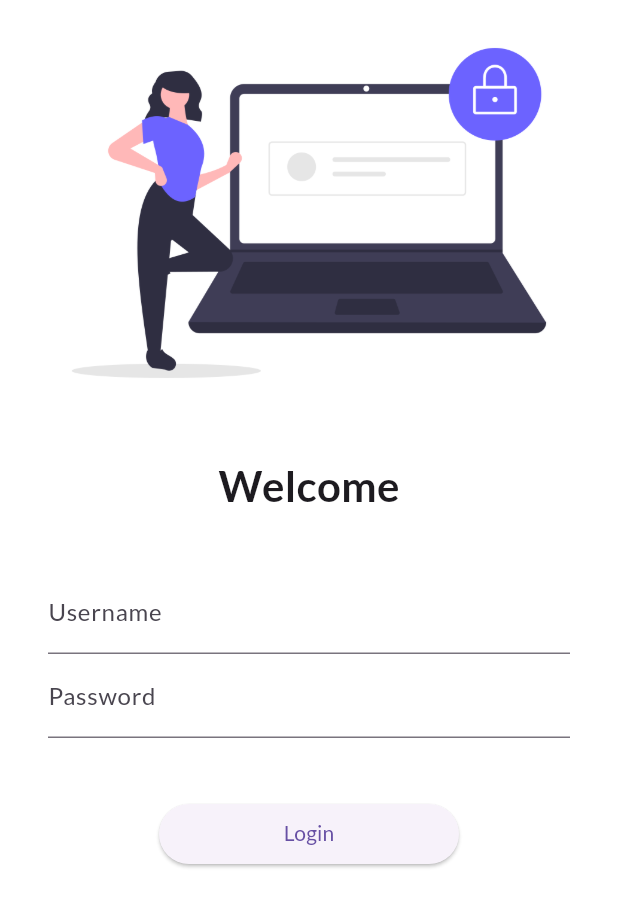
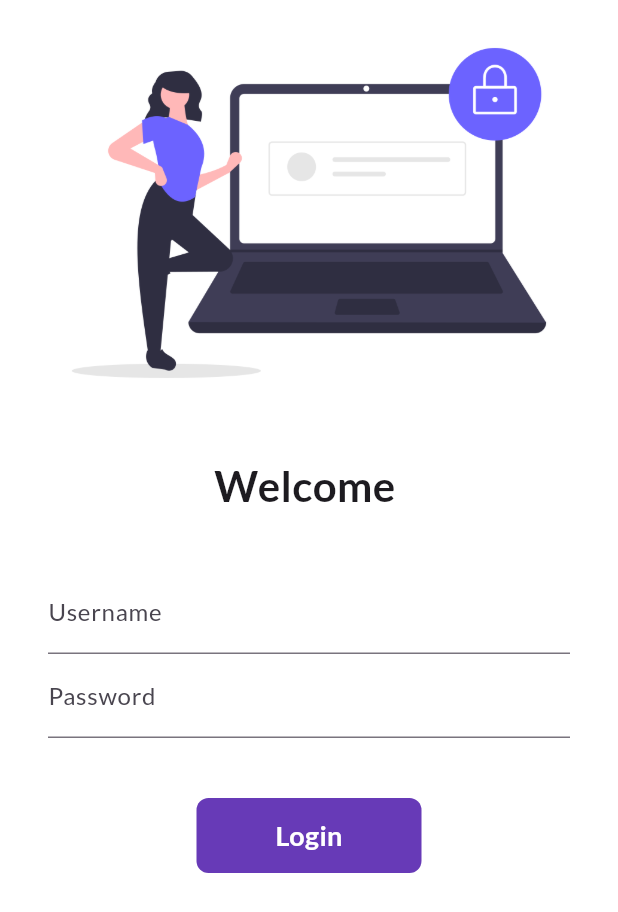
Before and after one commit to HarshilPatel-28/Flutter, a Flutter app: the screen it shows after launch, on a phone screen of 412 x 824 dp. Shown: the top 912 px of the screen. Run offline on Flutter 3.47's test engine with Material 3 defaults, Android fonts, the phone set to English and light mode, and no system bars; our stand-ins replace google_fonts.

Commit message:
Day-5 completed

```diff
--- a/lib/pages/login_page.dart
+++ b/lib/pages/login_page.dart
@@ -1,9 +1,16 @@
 import 'package:flutter/material.dart';
 import 'package:my_first_app/utils/routes.dart';
 
-class LoginPage extends StatelessWidget {
+class LoginPage extends StatefulWidget {
   const LoginPage({super.key});
 
+  @override
+  State<LoginPage> createState() => _LoginPageState();
+}
+
+class _LoginPageState extends State<LoginPage> {
+  String name = "";
+  bool changeButton = false;
   @override
   Widget build(BuildContext context) {
     return Material(
@@ -19,7 +26,7 @@ class LoginPage extends StatelessWidget {
               height: 20.0,
             ),
             Text(
-              "Welcome",
+              "Welcome $name",
               style: TextStyle(fontSize: 28, fontWeight: FontWeight.bold),
             ),
             SizedBox(
@@ -33,6 +40,10 @@ class LoginPage extends StatelessWidget {
                   TextFormField(
                     decoration: InputDecoration(
                         hintText: "Enter username", labelText: "Username"),
+                    onChanged: (value) => {
+                      name = value,
+                      setState(() {}),
+                    },
                   ),
                   TextFormField(
                     obscureText: true,
@@ -42,13 +53,47 @@ class LoginPage extends StatelessWidget {
                   SizedBox(
                     height: 40.0,
                   ),
-                  ElevatedButton(
-                    child: Text("Login"),
-                    style: TextButton.styleFrom(minimumSize: Size(200, 40)),
-                    onPressed: () {
+
+                  InkWell(
+                    onTap: () async {
+                      setState(() {
+                        changeButton = true;
+                      });
+                      await Future.delayed(Duration(seconds: 1));
                       Navigator.pushNamed(context, MyRoutes.homeRoute);
                     },
-                  )
+                    child: AnimatedContainer(
+                      duration: Duration(seconds: 1),
+                      width: changeButton ? 50 : 150,
+                      height: 50,
+                      alignment: Alignment.center,
+                      child: changeButton
+                          ? Icon(
+                              Icons.done,
+                              color: Colors.white,
+                            )
+                          : Text(
+                              "Login",
+                              style: TextStyle(
+                                  color: Colors.white,
+                                  fontWeight: FontWeight.bold,
+                                  fontSize: 18),
+                            ),
+                      decoration: BoxDecoration(
+                          color: Colors.deepPurple,
+                          // shape: changeButton ? BoxShape.circle : BoxShape.rectangle,
+                          borderRadius:
+                              BorderRadius.circular(changeButton ? 50 : 8)),
+                    ),
+                  ),
+
+                  // ElevatedButton(
+                  //   child: Text("Login"),
+                  //   style: TextButton.styleFrom(minimumSize: Size(200, 40)),
+                  //   onPressed: () {
+                  //     Navigator.pushNamed(context, MyRoutes.homeRoute);
+                  //   },
+                  // )
                 ],
               ),
             )
```
